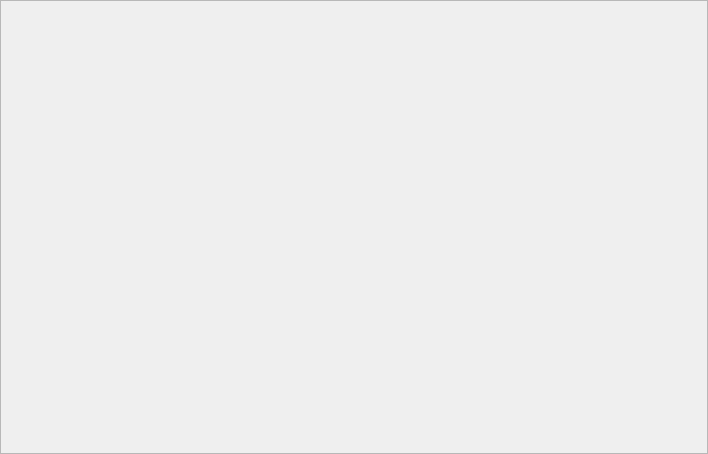
MoatazHellal/Landspire, file gamewindow.ui: the form before one commit.
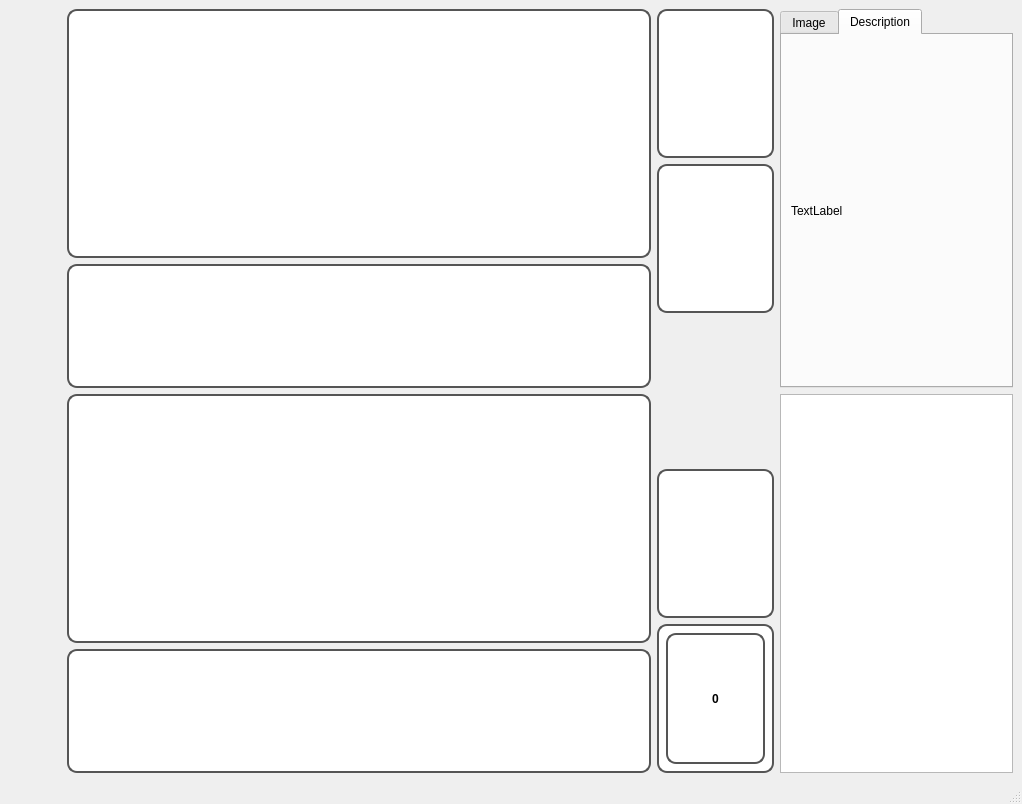
The form after the commit. The open tabs and pages were chosen to show the change.

Commit message: Added gamewindow, added gw deck load, added draw , shuffle , gw card preview image & description

```diff
--- a/gamewindow.ui
+++ b/gamewindow.ui
@@ -1,18 +1,202 @@
 <?xml version="1.0" encoding="UTF-8"?>
 <ui version="4.0">
  <class>GameWindow</class>
- <widget class="QScrollArea" name="GameWindow">
+ <widget class="QMainWindow" name="GameWindow">
   <property name="geometry">
    <rect>
     <x>0</x>
     <y>0</y>
-    <width>708</width>
-    <height>454</height>
+    <width>1022</width>
+    <height>804</height>
    </rect>
   </property>
   <property name="windowTitle">
    <string>ScrollArea</string>
   </property>
+  <widget class="QWidget" name="centralwidget">
+   <layout class="QHBoxLayout" name="horizontalLayout_2" stretch="1,10,2,4">
+    <item>
+     <layout class="QVBoxLayout" name="PhaseLayout"/>
+    </item>
+    <item>
+     <layout class="QVBoxLayout" name="FieldLayout" stretch="2,1,2,1">
+      <item>
+       <widget class="QWidget" name="OpponentMainField" native="true">
+        <property name="styleSheet">
+         <string notr="true">background-color: rgb(255, 255, 255);
+        border: 2px solid #555;
+        border-radius: 10px;
+</string>
+        </property>
+       </widget>
+      </item>
+      <item>
+       <widget class="QWidget" name="ShowdownField" native="true">
+        <property name="styleSheet">
+         <string notr="true">background-color: rgb(255, 255, 255);
+        border: 2px solid #555;
+        border-radius: 10px;
+</string>
+        </property>
+       </widget>
+      </item>
+      <item>
+       <widget class="QWidget" name="PlayerMainField" native="true">
+        <property name="styleSheet">
+         <string notr="true">background-color: rgb(255, 255, 255);
+        border: 2px solid #555;
+        border-radius: 10px;
+</string>
+        </property>
+       </widget>
+      </item>
+      <item>
+       <widget class="QWidget" name="HandWidget" native="true">
+        <property name="styleSheet">
+         <string notr="true">background-color: rgb(255, 255, 255);
+        border: 2px solid #555;
+        border-radius: 10px;</string>
+        </property>
+        <layout class="QHBoxLayout" name="horizontalLayout_3">
+         <item>
+          <layout class="QHBoxLayout" name="HandLayout"/>
+         </item>
+        </layout>
+       </widget>
+      </item>
+     </layout>
+    </item>
+    <item>
+     <layout class="QVBoxLayout" name="SideLayout">
+      <item>
+       <widget class="QWidget" name="OpponentDeck" native="true">
+        <property name="styleSheet">
+         <string notr="true">background-color: rgb(255, 255, 255);
+        border: 2px solid #555;
+        border-radius: 10px;</string>
+        </property>
+       </widget>
+      </item>
+      <item>
+       <widget class="QWidget" name="OpponentGraveyard" native="true">
+        <property name="styleSheet">
+         <string notr="true">background-color: rgb(255, 255, 255);
+        border: 2px solid #555;
+        border-radius: 10px;</string>
+        </property>
+       </widget>
+      </item>
+      <item>
+       <spacer name="verticalSpacer">
+        <property name="orientation">
+         <enum>Qt::Orientation::Vertical</enum>
+        </property>
+        <property name="sizeType">
+         <enum>QSizePolicy::Policy::Fixed</enum>
+        </property>
+        <property name="sizeHint" stdset="0">
+         <size>
+          <width>20</width>
+          <height>150</height>
+         </size>
+        </property>
+       </spacer>
+      </item>
+      <item>
+       <widget class="QWidget" name="PlayerGraveyard" native="true">
+        <property name="styleSheet">
+         <string notr="true">background-color: rgb(255, 255, 255);
+        border: 2px solid #555;
+        border-radius: 10px;</string>
+        </property>
+       </widget>
+      </item>
+      <item>
+       <widget class="QWidget" name="PlayerDeck" native="true">
+        <property name="styleSheet">
+         <string notr="true">background-color: rgb(255, 255, 255);
+        border: 2px solid #555;
+        border-radius: 10px;</string>
+        </property>
+        <layout class="QVBoxLayout" name="verticalLayout">
+         <item>
+          <widget class="QLabel" name="DeckSize">
+           <property name="font">
+            <font>
+             <bold>true</bold>
+            </font>
+           </property>
+           <property name="text">
+            <string>0</string>
+           </property>
+           <property name="alignment">
+            <set>Qt::AlignmentFlag::AlignCenter</set>
+           </property>
+          </widget>
+         </item>
+        </layout>
+       </widget>
+      </item>
+     </layout>
+    </item>
+    <item>
+     <layout class="QVBoxLayout" name="InfoLayout" stretch="0,0">
+      <item>
+       <widget class="QTabWidget" name="CardPreview">
+        <property name="currentIndex">
+         <number>0</number>
+        </property>
+        <widget class="QWidget" name="Image">
+         <attribute name="title">
+          <string>Image</string>
+         </attribute>
+         <layout class="QVBoxLayout" name="verticalLayout_3">
+          <item>
+           <widget class="QLabel" name="ImagePreview">
+            <property name="text">
+             <string>TextLabel</string>
+            </property>
+           </widget>
+          </item>
+         </layout>
+        </widget>
+        <widget class="QWidget" name="Description">
+         <attribute name="title">
+          <string>Description</string>
+         </attribute>
+         <layout class="QVBoxLayout" name="verticalLayout_2">
+          <item>
+           <widget class="QLabel" name="DescriptionPreview">
+            <property name="text">
+             <string>TextLabel</string>
+            </property>
+            <property name="wordWrap">
+             <bool>true</bool>
+            </property>
+           </widget>
+          </item>
+         </layout>
+        </widget>
+       </widget>
+      </item>
+      <item>
+       <widget class="QListView" name="listView"/>
+      </item>
+     </layout>
+    </item>
+   </layout>
+  </widget>
+  <widget class="QMenuBar" name="menubar">
+   <property name="geometry">
+    <rect>
+     <x>0</x>
+     <y>0</y>
+     <width>1022</width>
+     <height>26</height>
+    </rect>
+   </property>
+  </widget>
+  <widget class="QStatusBar" name="statusbar"/>
  </widget>
  <resources/>
  <connections/>
```
Left out of the diff: 2 changed lines with no effect on the pictures. The commit also changes 75 other files.
